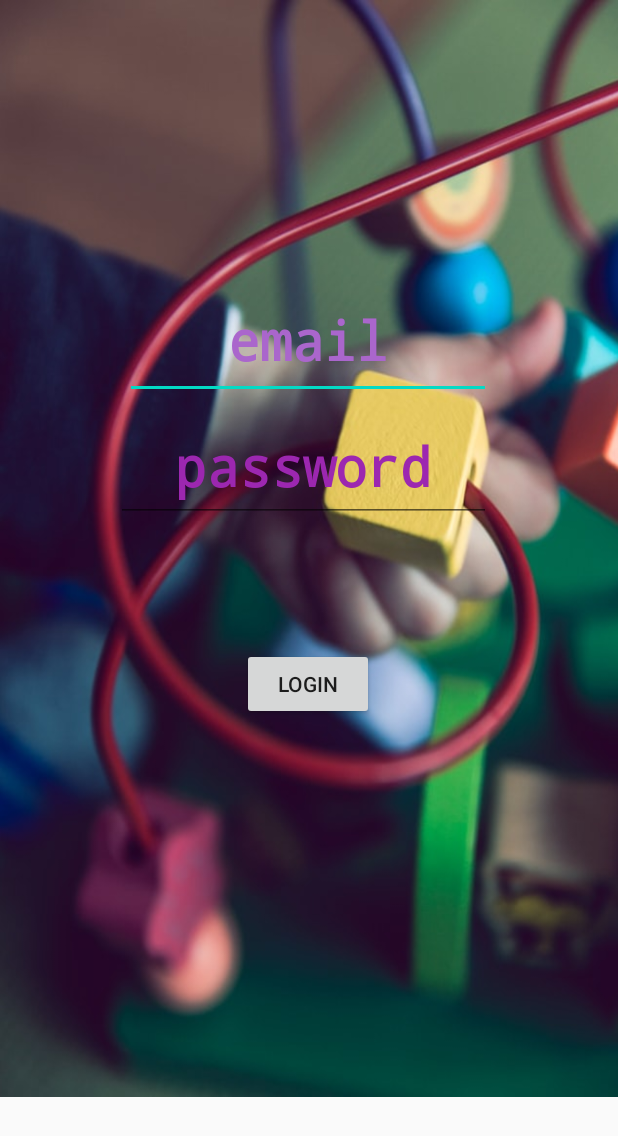
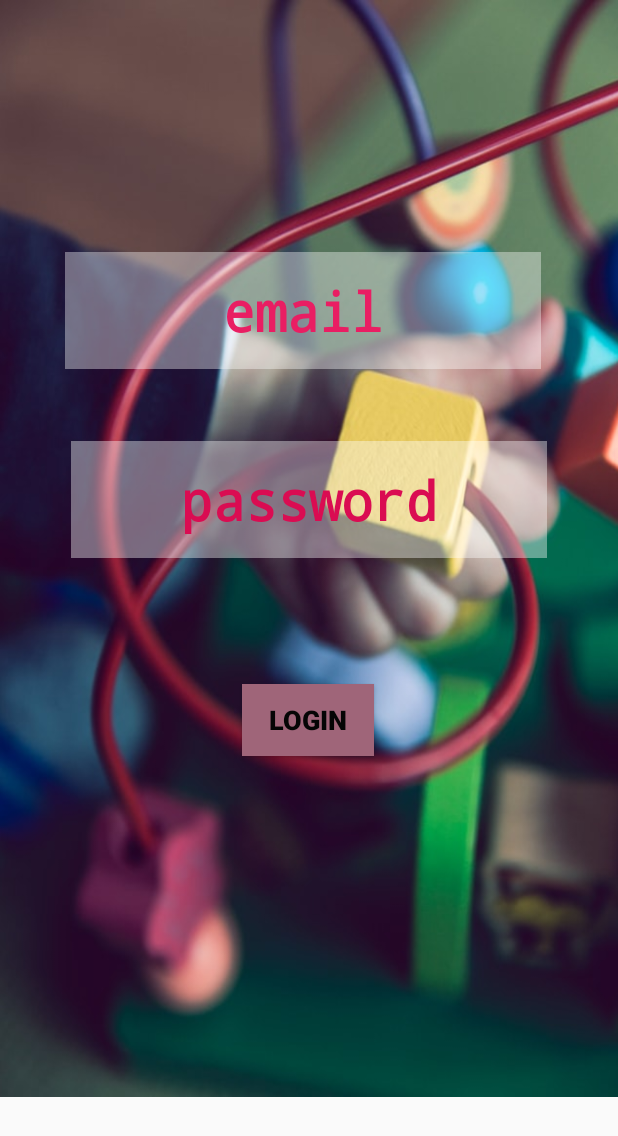
Before and after one commit to gloriamutie/ColorApp, an Android app: the login_details screen opened directly, with no data from a screen before it, on a phone screen of 412 x 824 dp. Shown: the top 1136 px of the screen. Run offline under Robolectric (Android 15) with nearby library versions, the phone set to English and light mode, and no system bars.

Commit message:
new commit

```diff
--- a/app/src/main/res/layout/activity_login_details.xml
+++ b/app/src/main/res/layout/activity_login_details.xml
@@ -22,10 +22,11 @@
     <EditText
         android:id="@+id/textView"
         style="@style/Widget.MaterialComponents.MaterialCalendar.DayTextView"
-        android:layout_width="244dp"
+        android:layout_width="317dp"
         android:layout_height="78dp"
-        android:layout_marginStart="84dp"
-        android:layout_marginTop="188dp"
+        android:layout_marginStart="44dp"
+        android:layout_marginTop="168dp"
+        android:background="#61FFFFFF"
         android:cursorVisible="true"
         android:fadingEdge="horizontal"
         android:fontFamily="monospace"
@@ -34,7 +35,7 @@
         android:textAlignment="center"
         android:textAllCaps="false"
         android:textAppearance="@style/TextAppearance.AppCompat.Large"
-        android:textColor="@android:color/holo_purple"
+        android:textColor="#E91E63"
         android:textColorHighlight="#FF9800"
         android:textColorHint="#F30404"
         android:textSize="36sp"
@@ -46,20 +47,21 @@
 
     <EditText
         android:id="@+id/textView2"
-        android:layout_width="250dp"
-        android:layout_height="74dp"
-        android:layout_marginTop="8dp"
+        android:layout_width="317dp"
+        android:layout_height="78dp"
+        android:layout_marginTop="48dp"
+        android:background="#65FFFFFF"
         android:fontFamily="monospace"
         android:lineSpacingExtra="8sp"
         android:text="password"
         android:textAlignment="center"
         android:textAppearance="@style/TextAppearance.AppCompat.Large"
-        android:textColor="#9C27B0"
+        android:textColor="#DA0C52"
         android:textSize="36sp"
         android:textStyle="bold"
         android:typeface="monospace"
         app:layout_constraintEnd_toEndOf="parent"
-        app:layout_constraintHorizontal_bias="0.478"
+        app:layout_constraintHorizontal_bias="0.502"
         app:layout_constraintStart_toStartOf="@+id/imageView4"
         app:layout_constraintTop_toBottomOf="@+id/textView" />
 
@@ -68,7 +70,13 @@
         android:layout_width="wrap_content"
         android:layout_height="wrap_content"
         android:layout_marginTop="84dp"
+        android:background="#9F6579"
+        android:clickable="true"
         android:text="login"
+        android:textAlignment="center"
+        android:textColor="#050505"
+        android:textSize="18sp"
+        android:textStyle="bold"
         app:layout_constraintBottom_toBottomOf="parent"
         app:layout_constraintEnd_toEndOf="parent"
         app:layout_constraintHorizontal_bias="0.498"
```
Also changed, not shown: app/src/main/res/layout/activity_login.xml (+20 -31 lines).
